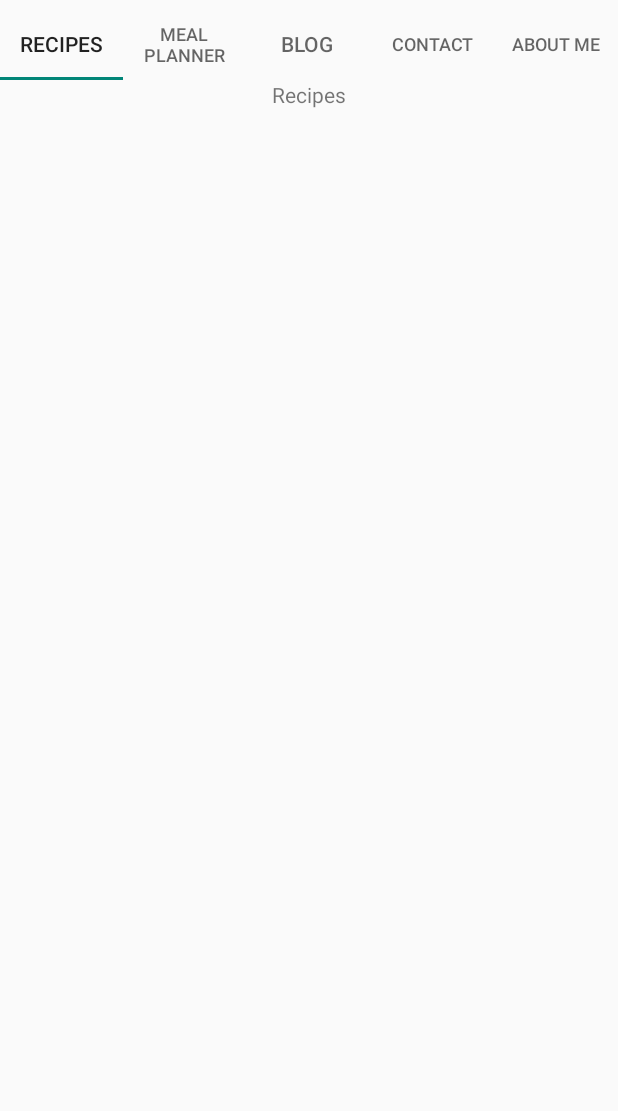
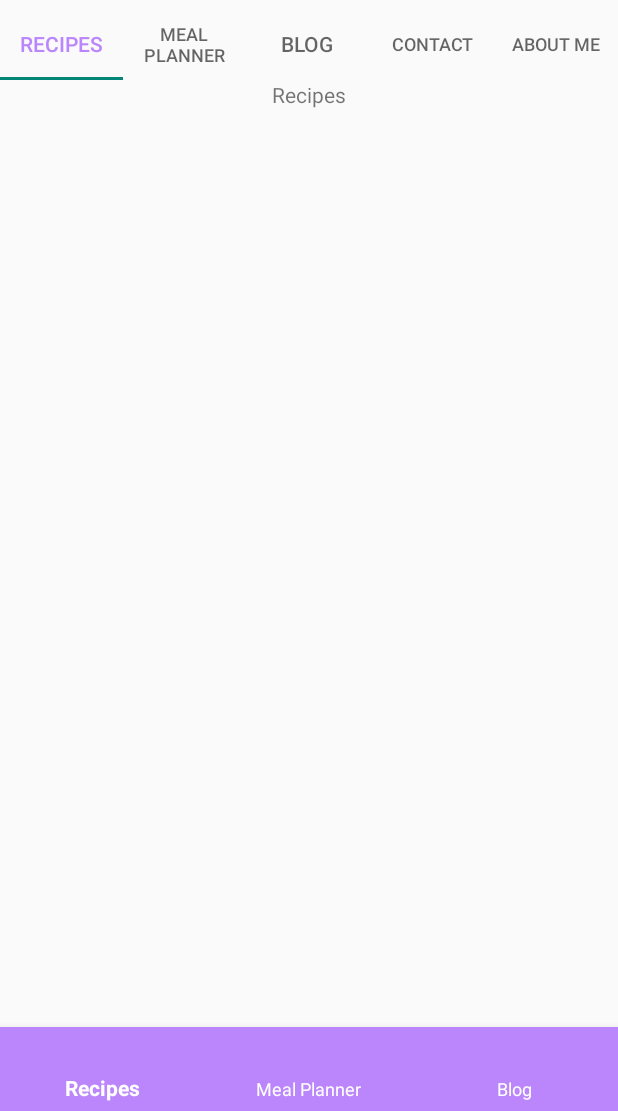
Before and after one commit to byam/food-app, an Android app built with Jetpack Compose: the screen it shows after launch (MainActivity), on a phone screen of 412 x 824 dp, the part 125-1236 px from its top. Run offline under Robolectric (Android 15) with nearby library versions, the phone set to English and light mode, and no system bars.

Commit message:
bottom navi

```diff
--- a/app/src/main/java/com/example/foodapp/MainActivity.kt
+++ b/app/src/main/java/com/example/foodapp/MainActivity.kt
@@ -43,5 +43,24 @@ class MainActivity : AppCompatActivity() {
                 else -> "Tab ${position + 1}"
             }
         }.attach()
+
+        // Bottom Navigation
+        binding.bottomNavigationView.setOnItemSelectedListener { item ->
+            binding.viewpager.currentItem = when (item.itemId) {
+                R.id.bot_nav_recipes -> 0
+                R.id.bot_nav_meal_planner -> 1
+                R.id.bot_nav_blog -> 2
+                else -> 0
+            }
+            true
+        }
+
+        // Sync ViewPager2 page changes with BottomNavigationView
+        binding.viewpager.registerOnPageChangeCallback(object : ViewPager2.OnPageChangeCallback() {
+            override fun onPageSelected(position: Int) {
+                if (position < 3)
+                    binding.bottomNavigationView.menu.getItem(position).isChecked = true
+            }
+        })
     }
 }
--- a/app/src/main/res/layout/activity_main.xml
+++ b/app/src/main/res/layout/activity_main.xml
@@ -1,5 +1,6 @@
 <?xml version="1.0" encoding="utf-8"?>
 <LinearLayout xmlns:android="http://schemas.android.com/apk/res/android"
+    xmlns:app="http://schemas.android.com/apk/res-auto"
     android:orientation="vertical"
     android:layout_width="match_parent"
     android:layout_height="match_parent">
@@ -21,19 +22,23 @@
     <com.google.android.material.tabs.TabLayout
         android:id="@+id/tab_layout"
         android:layout_width="match_parent"
-        android:layout_height="wrap_content">
-    </com.google.android.material.tabs.TabLayout>
+        android:layout_height="wrap_content"
+        app:tabSelectedTextColor="@color/purple_200"
+        />
     <androidx.viewpager2.widget.ViewPager2
         android:id="@+id/viewpager"
         android:layout_width="match_parent"
-        android:layout_height="match_parent">
-    </androidx.viewpager2.widget.ViewPager2>
+        android:layout_height="0dp"
+        android:layout_weight="1"
+        />
 
-    <Button
-        android:layout_width="wrap_content"
+    <!-- Bottom Navigation -->
+    <com.google.android.material.bottomnavigation.BottomNavigationView
+        android:id="@+id/bottomNavigationView"
+        android:layout_width="match_parent"
         android:layout_height="wrap_content"
-        android:layout_gravity="center"
-        android:text="@string/btn_click"
-        android:id="@+id/btnClick"
-        />
+        android:background="@color/purple_200"
+        app:itemTextColor="@color/white"
+        app:itemIconTint="@color/white"
+        app:menu="@menu/bottom_navi" />
 </LinearLayout>
--- /dev/null
+++ b/app/src/main/res/menu/bottom_navi.xml
@@ -0,0 +1,10 @@
+<?xml version="1.0" encoding="utf-8"?>
+<menu xmlns:android="http://schemas.android.com/apk/res/android">
+    <item android:title="@string/recipes"
+        android:id="@+id/bot_nav_recipes" />
+    <item android:title="@string/meal_planner"
+        android:id="@+id/bot_nav_meal_planner"
+        />
+    <item android:title="@string/blog"
+        android:id="@+id/bot_nav_blog" />
+</menu>
```
